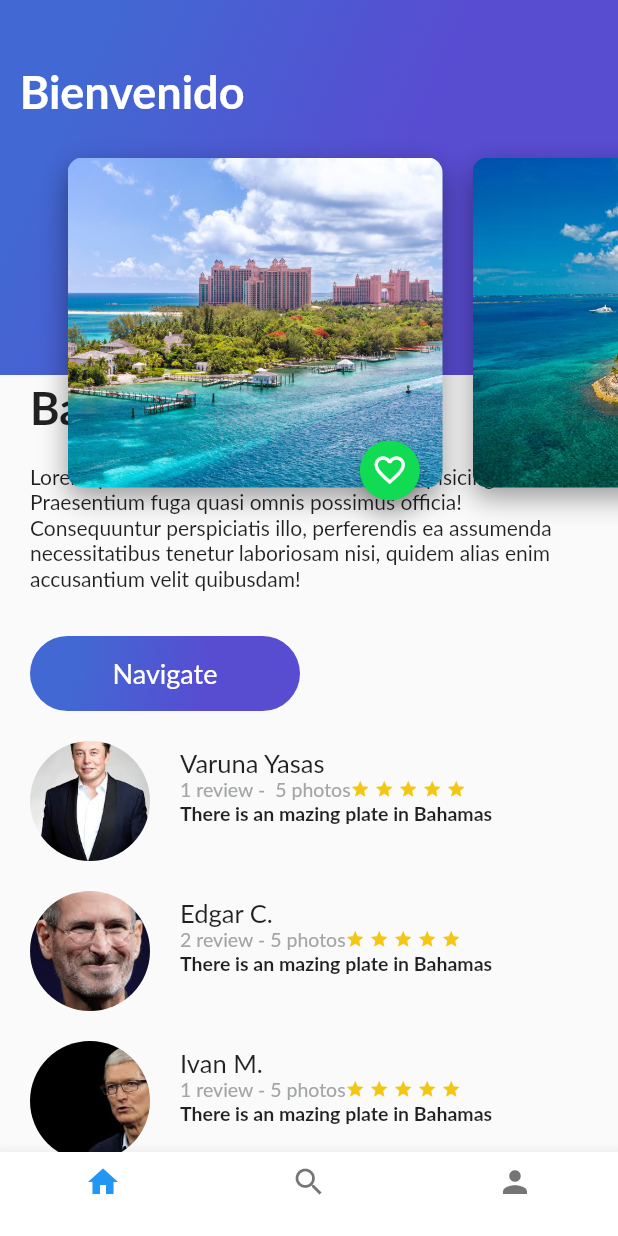
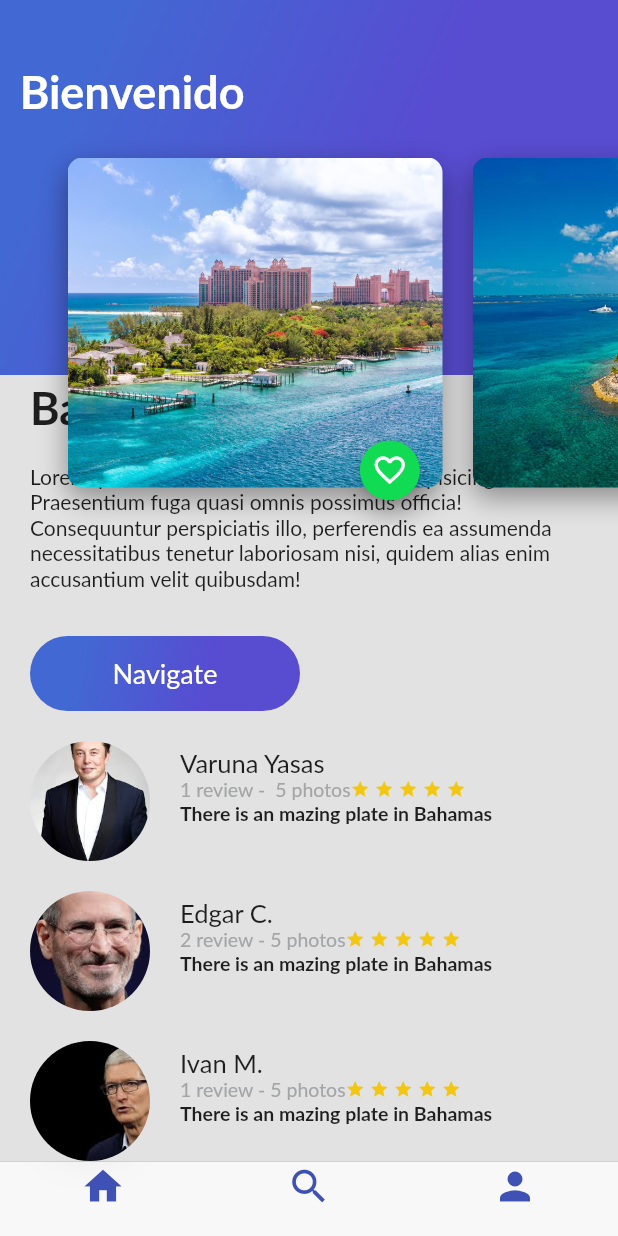
Before and after one commit to edg-ceron/review-trips-app, a Flutter app: the screen it shows after launch, scrolled down 67 dp, on a phone screen of 412 x 824 dp. Run offline on Flutter 3.47's test engine with Material 2 defaults, Android fonts, the phone set to English and light mode, and no system bars; Roboto replaces fonts that are missing (Lato).

Commit message:
Se crea bottomNavigationBar con cupertino para poder poner la barra con efecto transparente modo ios

```diff
--- /dev/null
+++ b/lib/content_trips_cupertino.dart
@@ -0,0 +1,52 @@
+import 'package:flutter/material.dart';
+import 'package:flutter/cupertino.dart';
+import 'package:trip_app/home_trips.dart';
+import 'package:trip_app/profile_trips.dart';
+import 'package:trip_app/search_trips.dart';
+
+class ContentTripsCupertino extends StatelessWidget {
+  @override
+  Widget build(BuildContext context) {
+    // TODO: implement build
+    return Scaffold(
+      bottomNavigationBar: CupertinoTabScaffold(
+        tabBar: CupertinoTabBar(
+          items: [
+            BottomNavigationBarItem(
+                icon: Icon(Icons.home, color: Colors.indigo),
+                title: Text("")
+            ),
+            BottomNavigationBarItem(
+                icon: Icon(Icons.search, color: Colors.indigo),
+                title: Text("")
+            ),
+            BottomNavigationBarItem(
+                icon: Icon(Icons.person, color: Colors.indigo),
+                title: Text("")
+            ),
+          ],
+        ),
+        tabBuilder: (BuildContext context, int index) {
+          switch (index) {
+            case 0:
+              return CupertinoTabView(
+                builder: (BuildContext context) => HomeTrips()
+              );
+              break;
+            case 1:
+              return CupertinoTabView(
+                builder: (BuildContext context) => SearchTrips(),
+              );
+              break;
+            case 2:
+              return CupertinoTabView(
+                builder: (BuildContext context) => ProfileTrips(),
+              );
+              break;
+          }
+        },
+      ),
+    );
+  }
+
+}
--- a/lib/main.dart
+++ b/lib/main.dart
@@ -1,6 +1,7 @@
 import 'package:flutter/material.dart';
 
 import 'content_trips.dart';
+import 'content_trips_cupertino.dart';
 
 void main() => runApp(MyApp());
 
@@ -22,7 +23,7 @@ class MyApp extends StatelessWidget {
         // is not restarted.
         primarySwatch: Colors.blue,
       ),
-      home: ContentTrips()
+      home: ContentTripsCupertino()
     );
   }
 }
```
